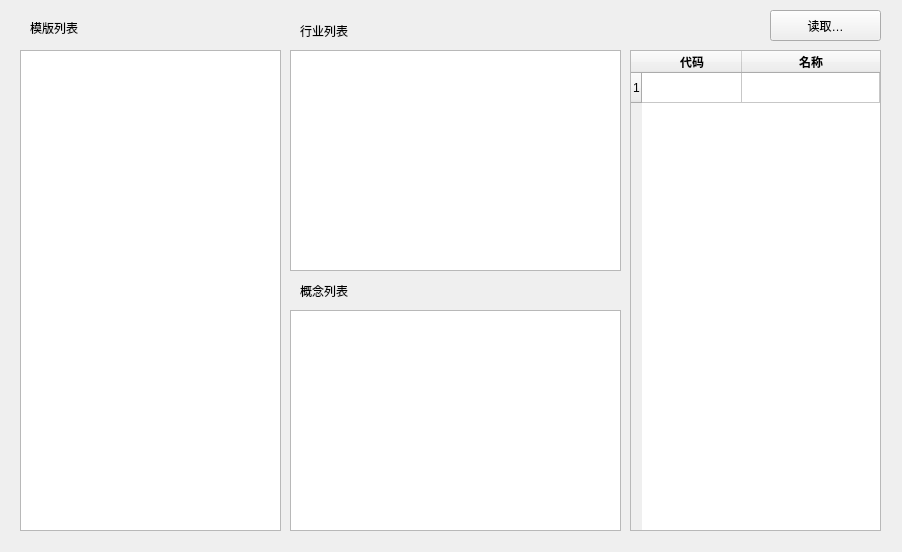
Before: the Qt Designer form Script/AliyunAPI/fromgc/EXE/UI_20170809.ui in tinywind521/Stocks, drawn with Qt 5.
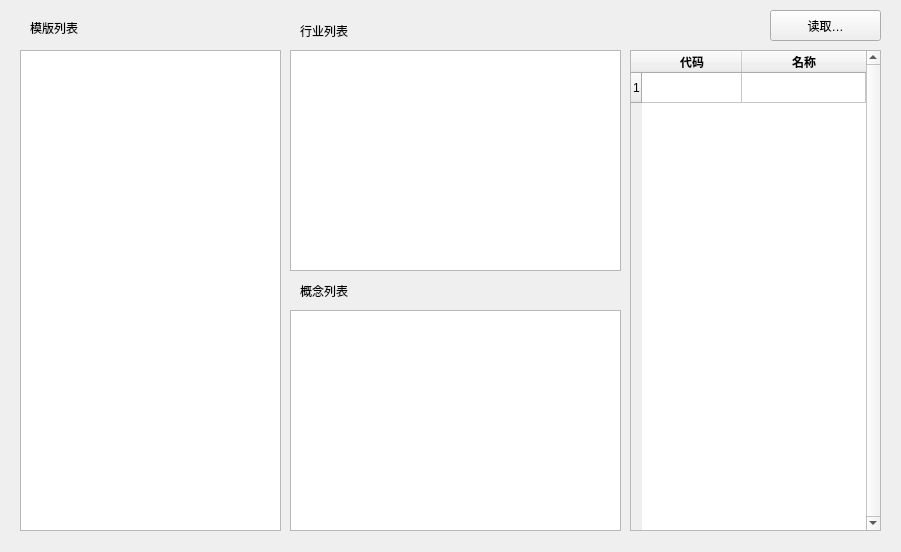
After: the same form once the commit is applied.

```diff
--- a/Script/AliyunAPI/fromgc/EXE/UI_20170809.ui
+++ b/Script/AliyunAPI/fromgc/EXE/UI_20170809.ui
@@ -6,7 +6,7 @@
    <rect>
     <x>0</x>
     <y>0</y>
-    <width>902</width>
+    <width>901</width>
     <height>552</height>
    </rect>
   </property>
@@ -51,6 +51,9 @@
    <property name="midLineWidth">
     <number>1</number>
    </property>
+   <property name="verticalScrollBarPolicy">
+    <enum>Qt::ScrollBarAlwaysOn</enum>
+   </property>
    <attribute name="horizontalHeaderStretchLastSection">
     <bool>true</bool>
    </attribute>
@@ -70,7 +73,7 @@
      </font>
     </property>
     <property name="textAlignment">
-     <set>AlignCenter</set>
+     <set>AlignHCenter|AlignVCenter|AlignCenter</set>
     </property>
    </column>
    <column>
@@ -84,7 +87,7 @@
      </font>
     </property>
     <property name="textAlignment">
-     <set>AlignCenter</set>
+     <set>AlignHCenter|AlignVCenter|AlignCenter</set>
     </property>
    </column>
    <item row="0" column="0">
@@ -92,7 +95,7 @@
      <string/>
     </property>
     <property name="textAlignment">
-     <set>AlignCenter</set>
+     <set>AlignHCenter|AlignVCenter|AlignCenter</set>
     </property>
    </item>
    <item row="0" column="1">
@@ -100,7 +103,7 @@
      <string/>
     </property>
     <property name="textAlignment">
-     <set>AlignCenter</set>
+     <set>AlignHCenter|AlignVCenter|AlignCenter</set>
     </property>
    </item>
   </widget>
```
